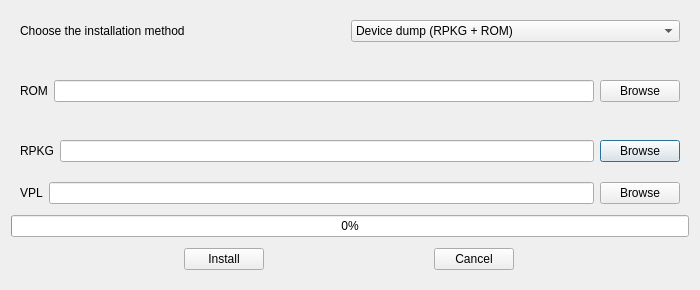
First picture: the form in src/emu/qt/src/device_install_dialog.ui, repository EKA2L1/EKA2L1, before the edit.
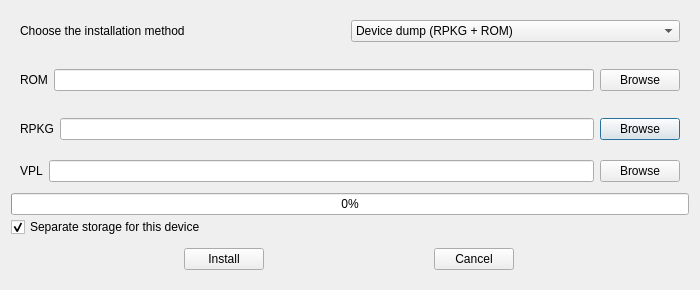
Second picture: the form after the edit.

Commit message: system: Let a device keep drives C, D and E of its own

Patch:
```diff
--- a/src/emu/qt/src/device_install_dialog.ui
+++ b/src/emu/qt/src/device_install_dialog.ui
@@ -104,7 +104,7 @@
      </layout>
     </widget>
    </item>
-   <item row="5" column="0">
+   <item row="6" column="0">
     <widget class="QWidget" name="opinion_widget" native="true">
      <property name="sizePolicy">
       <sizepolicy hsizetype="Preferred" vsizetype="Fixed">
@@ -211,6 +211,19 @@
      </layout>
     </widget>
    </item>
+   <item row="5" column="0">
+    <widget class="QCheckBox" name="isolate_drives_checkbox">
+     <property name="toolTip">
+      <string>Drives C, D and E of this device are kept apart from other devices.</string>
+     </property>
+     <property name="text">
+      <string>Separate storage for this device</string>
+     </property>
+     <property name="checked">
+      <bool>true</bool>
+     </property>
+    </widget>
+   </item>
    <item row="4" column="0">
     <widget class="QProgressBar" name="install_progress_bar">
      <property name="value">
```
The commit also changes 29 other files.
